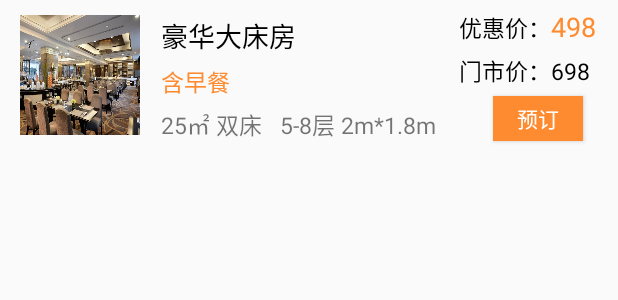
After one commit to xiaocoolnet/haiqinghotel_android, an Android app: the layout homepage_reserve_item.xml on its own in the app's theme, with its tools: preview values and no code run, on a phone screen of 412 x 824 dp. The commit adds this screen. Shown: the top 300 px of the screen. Run offline under Robolectric (Android 15) with nearby library versions, the phone set to English and light mode, and no system bars.

Commit message:
首页立即预定客房

```diff
--- a/app/src/main/AndroidManifest.xml
+++ b/app/src/main/AndroidManifest.xml
@@ -82,6 +82,7 @@
         <activity android:name=".main.homepage.CalenderMainActivity"></activity>
         <activity android:name=".main.homepage.CateringIntroActivity"></activity>
         <activity android:name=".main.homepage.BookingCateringActivity"></activity>
+        <activity android:name=".main.homepage.HomeReserveNowActivity"></activity>
 
 
         <!--商城活动注册-->
--- a/app/src/main/java/cn/xiaocool/haiqinghotel/adapter/HomeOnsaleListAdapter.java
+++ b/app/src/main/java/cn/xiaocool/haiqinghotel/adapter/HomeOnsaleListAdapter.java
@@ -60,6 +60,7 @@ public class HomeOnsaleListAdapter extends BaseAdapter {
     public View getView(int position, View convertView, ViewGroup parent) {
         //加载布局,绑定组件
         convertView = layoutInflater.inflate(R.layout.home_onsale_list_item, null);
+
         ImageView onsalePic = (ImageView) convertView.findViewById(R.id.home_onsale_pic);
         TextView onsaleName = (TextView) convertView.findViewById(R.id.home_onsale_name);
         TextView onsaleIntro = (TextView) convertView.findViewById(R.id.home_onsale_intro);
--- a/app/src/main/java/cn/xiaocool/haiqinghotel/dao/CommunalInterfaces.java
+++ b/app/src/main/java/cn/xiaocool/haiqinghotel/dao/CommunalInterfaces.java
@@ -23,6 +23,7 @@ public interface CommunalInterfaces {
     int RESERVE_ROOM_NOW = 0x0102;
     int CATERING_DETAILS = 0x0103;
     int RESERVE_CATERING = 0x0104;
+    int HOME_RESERVE_ROOM = 0x0105;
 
 
 
--- a/app/src/main/java/cn/xiaocool/haiqinghotel/net/constant/WebAddress.java
+++ b/app/src/main/java/cn/xiaocool/haiqinghotel/net/constant/WebAddress.java
@@ -40,4 +40,10 @@ public interface WebAddress extends NetBaseConstant {
      * 预订餐饮
      */
     String RESERVE_CATERING = NET_BASE_PREFIX + "a=bookingcatering";
+
+    /**
+     * 获取首页预订房间列表
+     */
+    String HOME_RESERVE_ROOM = NET_BASE_PREFIX + "a=getbedroomlist";
+
 }
--- a/app/src/main/java/cn/xiaocool/haiqinghotel/utils/IntentUtils.java
+++ b/app/src/main/java/cn/xiaocool/haiqinghotel/utils/IntentUtils.java
@@ -21,4 +21,5 @@ public class IntentUtils {
         return intent;
     }
 
+
 }
--- a/app/src/main/res/layout/fragment_homepage.xml
+++ b/app/src/main/res/layout/fragment_homepage.xml
@@ -152,6 +152,7 @@
                     android:layout_height="@dimen/activity_size_60">
 
                     <Button
+                        android:id="@+id/home_btn_reserve_now"
                         android:layout_width="@dimen/activity_size_336"
                         android:layout_height="@dimen/activity_size_40"
                         android:layout_centerInParent="true"
--- /dev/null
+++ b/app/src/main/res/layout/homepage_reserve_item.xml
@@ -0,0 +1,156 @@
+<?xml version="1.0" encoding="utf-8"?>
+<LinearLayout xmlns:android="http://schemas.android.com/apk/res/android"
+    android:layout_width="match_parent"
+    android:layout_height="@dimen/activity_size_100"
+    android:orientation="horizontal">
+    <!--第一列-->
+    <RelativeLayout
+        android:layout_width="match_parent"
+        android:layout_height="match_parent"
+        android:layout_weight="2">
+
+        <ImageView
+            android:id="@+id/iv_home_reserve"
+            android:layout_width="@dimen/activity_size_80"
+            android:layout_height="@dimen/activity_size_80"
+            android:layout_centerInParent="true"
+            android:background="@mipmap/example_pic" />
+
+
+    </RelativeLayout>
+    <!--第二列-->
+    <LinearLayout
+        android:layout_width="match_parent"
+        android:layout_height="match_parent"
+        android:layout_weight="1.4"
+        android:orientation="vertical">
+
+        <LinearLayout
+            android:layout_width="match_parent"
+            android:layout_height="match_parent"
+            android:layout_weight="1"
+            android:orientation="vertical">
+
+            <TextView
+                android:id="@+id/tv_home_roomName"
+                android:layout_width="wrap_content"
+                android:layout_height="wrap_content"
+                android:layout_marginTop="@dimen/activity_size_10"
+                android:text="豪华大床房"
+                android:textColor="@color/black"
+                android:textSize="@dimen/activity_size_18" />
+
+            <TextView
+                android:id="@+id/tv_home_repast"
+                android:layout_width="wrap_content"
+                android:layout_height="wrap_content"
+                android:layout_marginTop="@dimen/activity_size_5"
+                android:text="含早餐"
+                android:textColor="@color/homepage_orange"
+                android:textSize="@dimen/activity_size_15" />
+        </LinearLayout>
+
+        <LinearLayout
+            android:layout_width="match_parent"
+            android:layout_height="match_parent"
+            android:layout_weight="2">
+
+            <TextView
+                android:id="@+id/_tv_home_reserve_infor"
+                android:layout_width="wrap_content"
+                android:layout_height="wrap_content"
+                android:layout_gravity="center_vertical"
+                android:text="25㎡ 双床   5-8层 2m*1.8m"
+                android:textSize="@dimen/activity_size_15" />
+
+        </LinearLayout>
+    </LinearLayout>
+    <!--第三列-->
+    <LinearLayout
+        android:layout_width="match_parent"
+        android:layout_height="match_parent"
+        android:layout_weight="2"
+        android:orientation="vertical">
+
+        <LinearLayout
+            android:layout_marginTop="@dimen/activity_size_5"
+            android:layout_width="match_parent"
+            android:layout_height="wrap_content"
+            android:orientation="horizontal">
+
+
+
+
+            <TextView
+                android:layout_width="wrap_content"
+                android:layout_height="wrap_content"
+                android:text="优惠价："
+                android:textColor="@color/black"
+                android:textSize="@dimen/activity_size_15"
+
+                />
+
+            <TextView
+                android:id="@+id/tv_home_reserve_price"
+                android:layout_width="wrap_content"
+                android:layout_height="wrap_content"
+                android:text="498"
+                android:textSize="@dimen/activity_size_18"
+                android:textColor="@color/homepage_orange"
+
+                />
+
+
+        </LinearLayout>
+
+
+        <!--第二行门市价-->
+        <LinearLayout
+            android:layout_marginTop="@dimen/activity_size_5"
+            android:layout_width="match_parent"
+            android:layout_height="wrap_content"
+            android:orientation="horizontal">
+
+
+
+
+            <TextView
+                android:layout_width="wrap_content"
+                android:layout_height="wrap_content"
+                android:text="门市价："
+                android:textColor="@color/black"
+                android:textSize="@dimen/activity_size_15"
+
+                />
+
+            <TextView
+                android:id="@+id/tv_home_reserve_oprice"
+                android:layout_width="wrap_content"
+                android:layout_height="wrap_content"
+                android:text="698"
+                android:textSize="@dimen/activity_size_15"
+                android:textColor="@color/black"
+
+                />
+
+
+        </LinearLayout>
+
+        <RelativeLayout
+            android:layout_width="match_parent"
+            android:layout_height="match_parent">
+        <Button
+            android:id="@+id/home_item_btn_reserve"
+            android:layout_width="@dimen/activity_size_60"
+            android:layout_height="@dimen/activity_size_30"
+            android:background="@color/homepage_orange"
+            android:text="预订"
+            android:textColor="@color/whilte"
+            android:layout_centerInParent="true"
+            />
+
+        </RelativeLayout>
+    </LinearLayout>
+
+
+</LinearLayout>
```
Also changed, not shown: app/src/main/java/cn/xiaocool/haiqinghotel/adapter/HomePageReserveAdapter.java (added, +84 -0 lines), app/src/main/java/cn/xiaocool/haiqinghotel/fragment/HomePageFragment.java (+8 -0 lines), app/src/main/java/cn/xiaocool/haiqinghotel/main/homepage/HomeReserveNowActivity.java (added, +143 -0 lines), app/src/main/java/cn/xiaocool/haiqinghotel/net/request/HomepageRequest.java (+23 -2 lines), app/src/main/res/layout/homepage_reserve.xml (added, +14 -0 lines).
